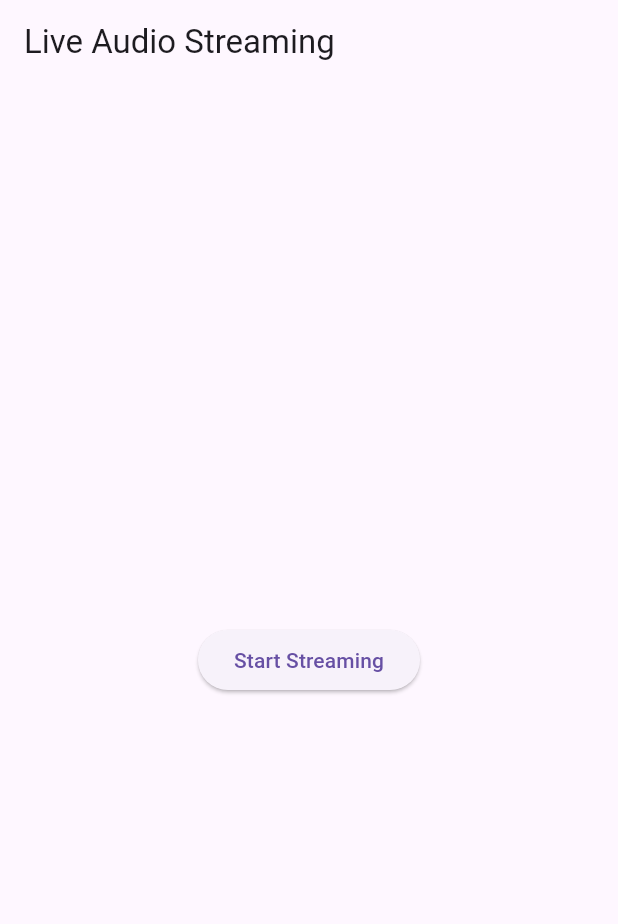
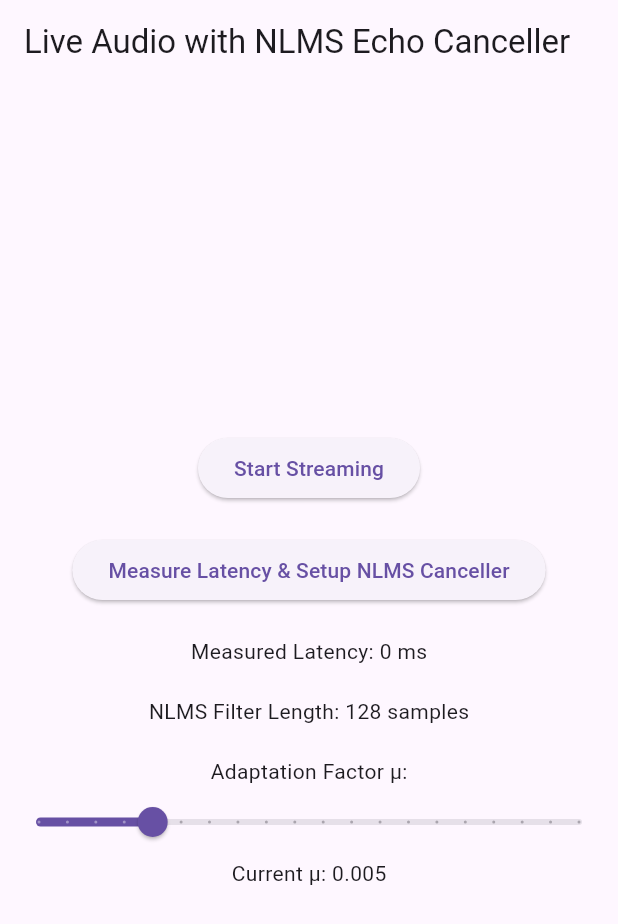
Before and after one commit to tarloksingh/iphone-audio-client, a Flutter app: the screen it shows after launch, on a phone screen of 412 x 824 dp. Shown: the top 924 px of the screen. Run offline on Flutter 3.47's test engine with Material 3 defaults, Android fonts, the phone set to English and light mode, and no system bars; our stand-ins replace permission_handler; missing offline and left inert: record.

Commit message:
Update main.dart

```diff
--- a/lib/main.dart
+++ b/lib/main.dart
@@ -1,11 +1,48 @@
 import 'dart:typed_data';
+import 'dart:math';
+import 'dart:convert';
 import 'package:flutter/material.dart';
 import 'package:record/record.dart';
 import 'package:web_socket_channel/web_socket_channel.dart';
 import 'package:permission_handler/permission_handler.dart';
+import 'nlms_echo_canceller.dart';
 
 void main() {
   runApp(MyApp());
+}
+
+/// Helper: Convert a Uint8List of 16-bit PCM samples to a List<double>
+List<double> bytesToSamples(Uint8List data) {
+  int sampleCount = data.length ~/ 2;
+  List<double> samples = List.filled(sampleCount, 0.0);
+  ByteData byteData = ByteData.sublistView(data);
+  for (int i = 0; i < sampleCount; i++) {
+    samples[i] = byteData.getInt16(i * 2, Endian.little).toDouble();
+  }
+  return samples;
+}
+
+/// Helper: Convert a List<double> to a Uint8List of 16-bit PCM samples.
+Uint8List samplesToBytes(List<double> samples) {
+  int sampleCount = samples.length;
+  Uint8List output = Uint8List(sampleCount * 2);
+  ByteData outputByteData = ByteData.sublistView(output);
+  for (int i = 0; i < sampleCount; i++) {
+    int sample = samples[i].round();
+    if (sample > 32767) sample = 32767;
+    if (sample < -32768) sample = -32768;
+    outputByteData.setInt16(i * 2, sample, Endian.little);
+  }
+  return output;
+}
+
+/// Helper: Generate a sine wave of given length and frequency.
+List<double> generateSineWave(int length, double frequency, int sampleRate) {
+  List<double> sineWave = List.filled(length, 0.0);
+  for (int n = 0; n < length; n++) {
+    sineWave[n] = (32767 * sin(2 * pi * frequency * n / sampleRate));
+  }
+  return sineWave;
 }
 
 class MyApp extends StatefulWidget {
@@ -14,10 +51,21 @@ class MyApp extends StatefulWidget {
 }
 
 class _MyAppState extends State<MyApp> {
-  final String serverUrl = "ws://192.168.1.216:8080"; // Your Raspberry Pi's IP
+  // Update with your Raspberry Pi's IP address.
+  final String serverUrl = "ws://192.168.1.216:8080";
   WebSocketChannel? channel;
   final AudioRecorder _audioRecorder = AudioRecorder();
   bool isRecording = false;
+  int measuredLatency = 0; // in milliseconds (for NLMS, use to set filter length)
+
+  // NLMS filter parameters.
+  NLMS_EchoCanceller? nlmsCanceller;
+  final int sampleRate = 44100;
+  // We'll set filter length based on measured latency plus a margin (in samples).
+  int filterLength = 128; // default; will update after latency measurement
+
+  // NLMS adaptation factor μ; lower values are needed for stability.
+  double mu = 0.005; // initial value
 
   @override
   void initState() {
@@ -25,7 +73,6 @@ class _MyAppState extends State<MyApp> {
     requestMicrophonePermission();
   }
 
-  /// Request microphone permission.
   Future<void> requestMicrophonePermission() async {
     var status = await Permission.microphone.request();
     if (status != PermissionStatus.granted) {
@@ -33,33 +80,45 @@ class _MyAppState extends State<MyApp> {
     }
   }
 
-  /// Start recording and stream audio via WebSocket.
+  /// Start recording and streaming audio.
   Future<void> startRecording() async {
     if (!await Permission.microphone.isGranted) {
       print("❌ Microphone permission denied");
       return;
     }
 
-    channel = WebSocketChannel.connect(Uri.parse(serverUrl));
+    // Connect for audio streaming (using ?type=audio so the server starts aplay).
+    channel = WebSocketChannel.connect(Uri.parse("$serverUrl?type=audio"));
 
     try {
       final stream = await _audioRecorder.startStream(
         const RecordConfig(
           encoder: AudioEncoder.pcm16bits,
-          sampleRate: 16000,
+          sampleRate: 44100,
           numChannels: 1,
         ),
       );
 
       stream.listen((Uint8List data) {
-        // Step 2: Ensure small, frequent packets by splitting data into sub-chunks.
-        const int chunkSize = 512; // Adjust based on testing
-        for (int offset = 0; offset < data.length; offset += chunkSize) {
-          int end = (offset + chunkSize < data.length)
+        // Convert microphone bytes to sample array.
+        List<double> micSamples = bytesToSamples(data);
+
+        // Generate a simulated far-end reference (sine wave at 440 Hz).
+        List<double> refSamples = generateSineWave(micSamples.length, 440, sampleRate);
+
+        List<double> processedSamples = micSamples;
+        if (nlmsCanceller != null) {
+          processedSamples = nlmsCanceller!.processChunk(micSamples, refSamples);
+        }
+
+        Uint8List processedData = samplesToBytes(processedSamples);
+        // Split into small packets.
+        const int chunkSize = 512;
+        for (int offset = 0; offset < processedData.length; offset += chunkSize) {
+          int end = (offset + chunkSize < processedData.length)
               ? offset + chunkSize
-              : data.length;
-          final Uint8List chunk = data.sublist(offset, end);
-          // Step 3: Immediately send the sub-chunk over WebSocket.
+              : processedData.length;
+          final Uint8List chunk = processedData.sublist(offset, end);
           channel!.sink.add(chunk);
         }
       });
@@ -67,27 +126,55 @@ class _MyAppState extends State<MyApp> {
       setState(() {
         isRecording = true;
       });
-
       print("🎤 Streaming audio...");
     } catch (e) {
       print("⚠️ Error starting stream: $e");
     }
   }
 
-  /// Stop recording and close the WebSocket connection.
+  /// Stop recording and close the connection.
   Future<void> stopRecording() async {
     try {
       await _audioRecorder.stop();
       channel?.sink.close();
-
       setState(() {
         isRecording = false;
       });
-
       print("⏹ Streaming stopped.");
     } catch (e) {
       print("⚠️ Error stopping stream: $e");
     }
+  }
+
+  /// Measure round-trip latency (using a control connection) and set up the NLMS filter.
+  Future<void> measureLatency() async {
+    final pingChannel = WebSocketChannel.connect(Uri.parse("$serverUrl?type=control"));
+    final int startTime = DateTime.now().millisecondsSinceEpoch;
+    final String pingMessage = "ping:$startTime";
+    pingChannel.sink.add(pingMessage);
+
+    pingChannel.stream.listen((message) {
+      if (message is String && message.startsWith("pong:")) {
+        final String timestampStr = message.substring("pong:".length);
+        final int sentTimestamp = int.tryParse(timestampStr) ?? 0;
+        final int roundTrip = DateTime.now().millisecondsSinceEpoch - sentTimestamp;
+        print("Round-trip latency: ${roundTrip}ms");
+        setState(() {
+          measuredLatency = roundTrip;
+          // Compute filter length in samples (add a 10 ms margin).
+          filterLength = (((measuredLatency + 10) * sampleRate) / 1000).round();
+          // Initialize NLMS echo canceller.
+          nlmsCanceller = NLMS_EchoCanceller(
+            filterLength: filterLength,
+            mu: mu,
+          );
+        });
+        pingChannel.sink.close();
+      }
+    }, onError: (error) {
+      print("Latency measurement error: $error");
+      pingChannel.sink.close();
+    });
   }
 
   @override
@@ -100,12 +187,53 @@ class _MyAppState extends State<MyApp> {
   @override
   Widget build(BuildContext context) {
     return MaterialApp(
+      title: "NLMS Echo Cancellation Demo",
       home: Scaffold(
-        appBar: AppBar(title: const Text("Live Audio Streaming")),
+        appBar: AppBar(
+          title: const Text("Live Audio with NLMS Echo Canceller"),
+        ),
         body: Center(
-          child: ElevatedButton(
-            onPressed: isRecording ? stopRecording : startRecording,
-            child: Text(isRecording ? "Stop Streaming" : "Start Streaming"),
+          child: SingleChildScrollView(
+            child: Column(
+              mainAxisAlignment: MainAxisAlignment.center,
+              children: [
+                ElevatedButton(
+                  onPressed: isRecording ? stopRecording : startRecording,
+                  child: Text(isRecording ? "Stop Streaming" : "Start Streaming"),
+                ),
+                const SizedBox(height: 20),
+                ElevatedButton(
+                  onPressed: measureLatency,
+                  child: const Text("Measure Latency & Setup NLMS Canceller"),
+                ),
+                const SizedBox(height: 20),
+                Text("Measured Latency: ${measuredLatency} ms"),
+                const SizedBox(height: 20),
+                Text("NLMS Filter Length: $filterLength samples"),
+                const SizedBox(height: 20),
+                const Text("Adaptation Factor μ:"),
+                // Allow μ adjustment between 0.001 and 0.02 (very low values).
+                Slider(
+                  value: mu,
+                  min: 0.001,
+                  max: 0.02,
+                  divisions: 19,
+                  label: mu.toStringAsFixed(3),
+                  onChanged: (value) {
+                    setState(() {
+                      mu = value;
+                      if (measuredLatency > 0) {
+                        nlmsCanceller = NLMS_EchoCanceller(
+                          filterLength: filterLength,
+                          mu: mu,
+                        );
+                      }
+                    });
+                  },
+                ),
+                Text("Current μ: ${mu.toStringAsFixed(3)}"),
+              ],
+            ),
           ),
         ),
       ),
```
